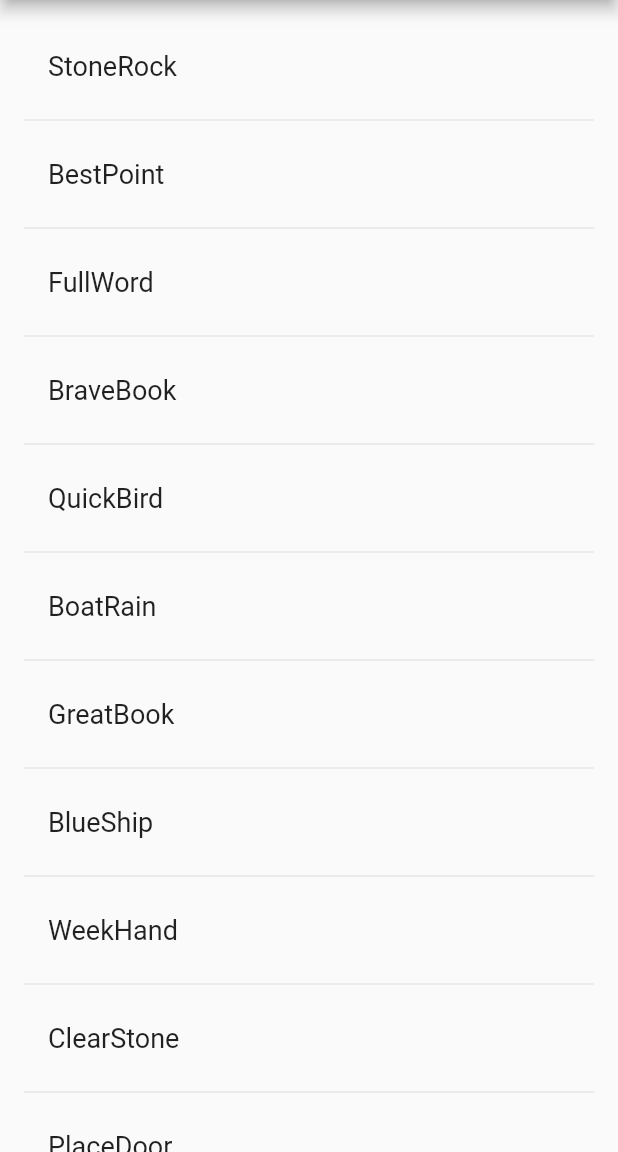
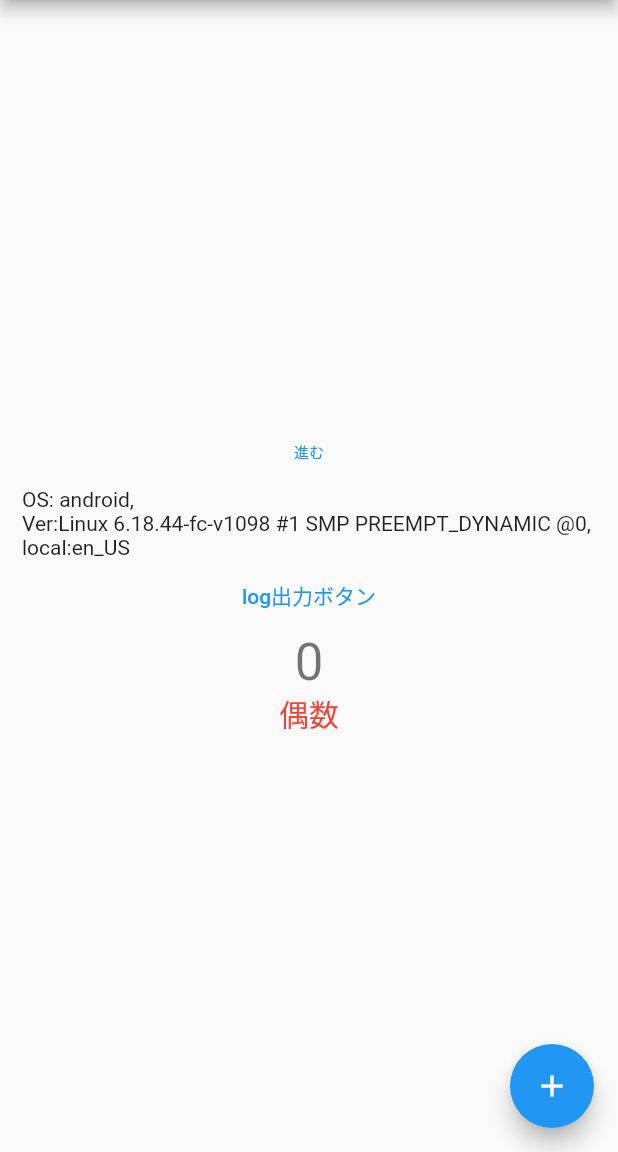
Before and after one commit to matsu0228/flutter_sandox, a Flutter app: the screen it shows after launch, on a phone screen of 412 x 824 dp, the part 84-1236 px from its top. Run offline on Flutter 3.47's test engine with Material 2 defaults, Android fonts, the phone set to English and light mode, and no system bars.

Commit message:
add navigation

```diff
--- a/lib/main.dart
+++ b/lib/main.dart
@@ -1,58 +1,36 @@
-// Copyright 2018 The Flutter team. All rights reserved.
-// Use of this source code is governed by a BSD-style license that can be
-// found in the LICENSE file.
-
 import 'package:flutter/material.dart';
-import 'package:english_words/english_words.dart';
+import 'package:flutter_sandox/root.dart';
+import 'package:flutter_sandox/screens/myaccount.dart';
 
 void main() => runApp(MyApp());
 
 class MyApp extends StatelessWidget {
   @override
   Widget build(BuildContext context) {
-    final wordPair = WordPair.random();
-    return MaterialApp(title: 'Startup Name Generator', home: RandomWords());
+    return MaterialApp(
+      title: 'Flutter Demo',
+      theme: ThemeData(
+        primarySwatch: Colors.blue,
+      ),
+      home: MyHomePage(title: 'Flutter Demo Home Page'),
+      routes: {
+        "/root": (BuildContext context) => RootPage(),
+        "/myaccount": (BuildContext context) => MyAccount(),
+      },
+    );
   }
 }
 
-class RandomWords extends StatefulWidget {
+class MyHomePage extends StatefulWidget {
+  MyHomePage({Key key, String this.title}) : super(key: key);
+  final String title;
   @override
-  _RandomWordsState createState() => _RandomWordsState();
+  _MyHomePageState createState() => _MyHomePageState();
 }
 
-class _RandomWordsState extends State<RandomWords> {
-  final _suggestions = <WordPair>[];
-  final _biggerFont = TextStyle(fontSize: 18.0);
+class _MyHomePageState extends State<MyHomePage> {
   @override
   Widget build(BuildContext context) {
-    return Scaffold(
-      appBar: AppBar(
-        title: Text('Startup Name Generator'),
-      ),
-      body: _buildSuggestions(),
-    );
-  }
-
-  Widget _buildSuggestions() {
-    return ListView.builder(
-        padding: EdgeInsets.all(16.0),
-        itemBuilder: /*1*/ (context, i) {
-          if (i.isOdd) return Divider(); /*2*/
-
-          final index = i ~/ 2; /*3*/
-          if (index >= _suggestions.length) {
-            _suggestions.addAll(generateWordPairs().take(10)); /*4*/
-          }
-          return _buildRow(_suggestions[index]);
-        });
-  }
-
-  Widget _buildRow(WordPair pair) {
-    return ListTile(
-      title: Text(
-        pair.asPascalCase,
-        style: _biggerFont,
-      ),
-    );
+    return Scaffold(body: RootPage());
   }
 }
--- /dev/null
+++ b/lib/root.dart
@@ -0,0 +1,67 @@
+import 'package:flutter/material.dart';
+import 'dart:io';
+
+class RootPage extends StatefulWidget {
+  @override
+  _RootPageStateState createState() => _RootPageStateState();
+}
+
+class _RootPageStateState extends State<RootPage> {
+  int _counter = 0;
+  String _type = "偶数";
+
+  // OS名を取得、自分でごりごりやりたいならこちら
+  String _os = Platform.operatingSystem;
+  String _osVer = Platform.operatingSystemVersion;
+  String _localName = Platform.localeName;
+  // OSごとで判定するプロパティも提供されている
+  // bool isAndroid = Platform.isAndroid;
+  //
+  void _incrementCounter() {
+    setState(() {
+      _counter++;
+      if (_counter % 2 == 0) {
+        _type = "偶数";
+      } else {
+        _type = "奇数";
+      }
+    });
+  }
+
+  @override
+  Widget build(BuildContext context) {
+    return Scaffold(
+      appBar: AppBar(
+        title: Text('Startup Name Generator'),
+      ),
+      body: Center(
+        child: Column(
+          mainAxisAlignment: MainAxisAlignment.center,
+          children: <Widget>[
+            TextButton(
+                onPressed: () =>
+                    {Navigator.of(context).pushNamed("/myaccount")},
+                child: Text("進む", style: TextStyle(fontSize: 10))),
+            Text(
+              'OS: $_os, \nVer:$_osVer, \nlocal:$_localName',
+            ),
+            TextButton(
+              onPressed: () => {print("ボタンがおされたよ")},
+              child: Text("log出力ボタン"),
+            ),
+            Text(
+              '$_counter',
+              style: Theme.of(context).textTheme.headline4,
+            ),
+            Text('$_type', style: TextStyle(fontSize: 20, color: Colors.red))
+          ],
+        ),
+      ),
+      floatingActionButton: FloatingActionButton(
+        onPressed: _incrementCounter,
+        tooltip: 'Increment',
+        child: Icon(Icons.add),
+      ),
+    );
+  }
+}
--- /dev/null
+++ b/lib/screens/myaccount.dart
@@ -0,0 +1,35 @@
+import 'package:flutter/material.dart';
+
+class MyAccount extends StatelessWidget {
+  @override
+  Widget build(BuildContext context) {
+    return MaterialApp(
+        title: 'Startup Name Generator', home: _MyHomePageState());
+  }
+}
+
+class _MyHomePageState extends StatefulWidget {
+  @override
+  _MyHomePageStateState createState() => _MyHomePageStateState();
+}
+
+class _MyHomePageStateState extends State<_MyHomePageState> {
+  @override
+  Widget build(BuildContext context) {
+    return Scaffold(
+        appBar: AppBar(
+          title: Text('My account'),
+        ),
+        body: Center(
+          child: Column(
+              mainAxisAlignment: MainAxisAlignment.center,
+              children: <Widget>[
+                Text('マイページの情報'),
+                TextButton(
+                    /* TODO: 戻れない */
+                    onPressed: () => {Navigator.of(context).pushNamed("/root")},
+                    child: Text("戻る", style: TextStyle(fontSize: 80)))
+              ]),
+        ));
+  }
+}
--- a/pubspec.yaml
+++ b/pubspec.yaml
@@ -27,7 +27,7 @@ dependencies:
   # The following adds the Cupertino Icons font to your application.
   # Use with the CupertinoIcons class for iOS style icons.
   cupertino_icons: ^1.0.2
-  english_words: ^4.0.0-0
+  english_words: ^4.0.0
 
 dev_dependencies:
   flutter_test:
```
